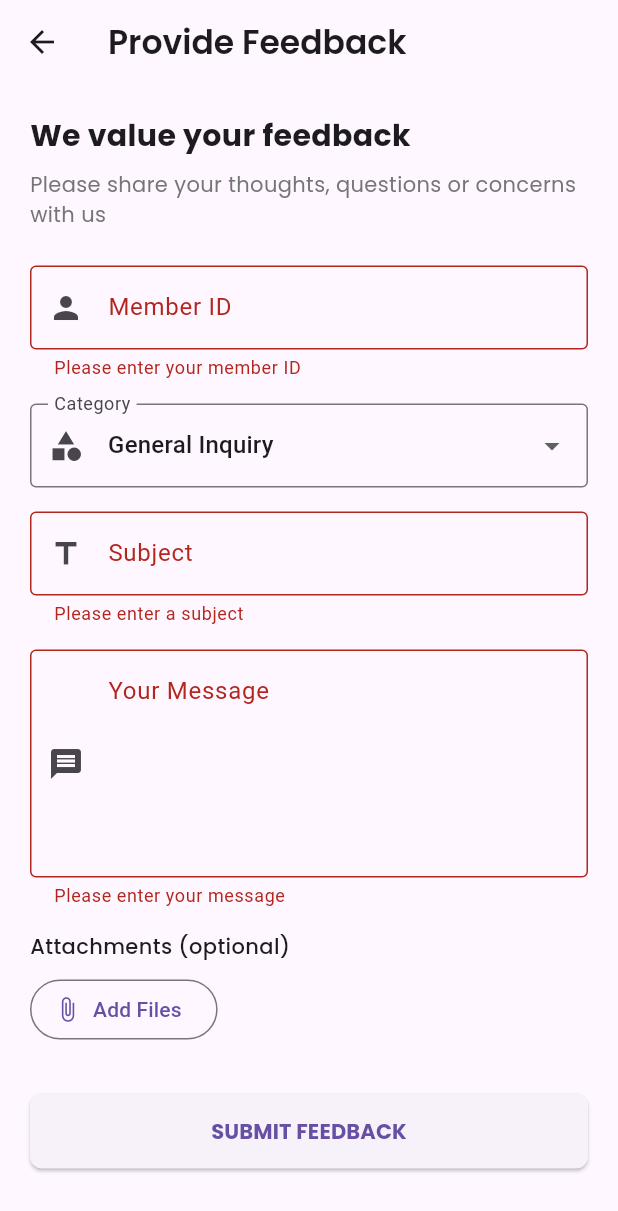
After one commit to TINOZOERAMONA/smartsacco, a Flutter app: the SaccoFeedbackPage screen opened directly, after a tap on "SUBMIT FEEDBACK", on a phone screen of 412 x 824 dp. The commit adds this screen. Shown: the top 1211 px of the screen. Run offline on Flutter 3.47's test engine with Material 3 defaults, Android fonts, the phone set to English and light mode, and no system bars; our stand-ins replace cloud_firestore, file_picker, firebase_auth, firebase_core, flutter_svg, flutter_tts and 5 more; missing offline and left inert: universal_html; accounts and stored records are empty.

Commit message:
added feedback from member

```diff
--- a/lib/models/paymenthistory.dart
+++ b/lib/models/paymenthistory.dart
@@ -1,5 +1,9 @@
+// ignore_for_file: deprecated_member_use, use_build_context_synchronously
+
 import 'package:flutter/material.dart';
-import 'package:smartloan_sacco/models/deposit_model.dart';
+import 'package:smartsacco/models/depositmodel.dart';
+
+
 
 class PaymentHistoryPage extends StatefulWidget {
   const PaymentHistoryPage({super.key});
--- /dev/null
+++ b/lib/pages/feedback.dart
@@ -0,0 +1,260 @@
+// ignore_for_file: use_build_context_synchronously
+
+import 'package:flutter/material.dart';
+import 'package:file_picker/file_picker.dart';
+import 'package:google_fonts/google_fonts.dart';
+
+enum FeedbackCategory {
+  general,
+  account,
+  loan,
+  shares,
+  complaint,
+  suggestion
+}
+
+class SaccoFeedbackPage extends StatefulWidget {
+  const SaccoFeedbackPage({super.key});
+
+  @override
+  State<SaccoFeedbackPage> createState() => _SaccoFeedbackPageState();
+}
+
+class _SaccoFeedbackPageState extends State<SaccoFeedbackPage> {
+  final _formKey = GlobalKey<FormState>();
+  final _subjectController = TextEditingController();
+  final _messageController = TextEditingController();
+  final _memberIdController = TextEditingController();
+  FeedbackCategory _selectedCategory = FeedbackCategory.general;
+  bool _isSubmitting = false;
+  final List<PlatformFile> _attachments = [];
+
+  @override
+  void dispose() {
+    _subjectController.dispose();
+    _messageController.dispose();
+    _memberIdController.dispose();
+    super.dispose();
+  }
+
+  Future<void> _pickFiles() async {
+    try {
+      final result = await FilePicker.platform.pickFiles(
+        allowMultiple: true,
+        type: FileType.custom,
+        allowedExtensions: ['pdf', 'doc', 'docx', 'jpg', 'png', 'jpeg'],
+      );
+
+      if (result != null) {
+        setState(() => _attachments.addAll(result.files));
+      }
+    } catch (e) {
+      ScaffoldMessenger.of(context).showSnackBar(
+        SnackBar(content: Text('Error selecting files: $e')),
+      );
+    }
+  }
+
+  Future<void> _submitFeedback() async {
+    if (!_formKey.currentState!.validate()) return;
+
+    setState(() => _isSubmitting = true);
+
+    try {
+      // Simulate network delay
+      await Future.delayed(const Duration(seconds: 2));
+
+      ScaffoldMessenger.of(context).showSnackBar(
+        const SnackBar(content: Text('Feedback submitted successfully!')),
+      );
+      _clearForm();
+    } catch (e) {
+      ScaffoldMessenger.of(context).showSnackBar(
+        SnackBar(content: Text('Error submitting feedback: $e')),
+      );
+    } finally {
+      setState(() => _isSubmitting = false);
+    }
+  }
+
+  void _clearForm() {
+    _subjectController.clear();
+    _messageController.clear();
+    setState(() {
+      _selectedCategory = FeedbackCategory.general;
+      _attachments.clear();
+    });
+  }
+
+  @override
+  Widget build(BuildContext context) {
+    return Scaffold(
+      appBar: AppBar(
+        title: Text(
+          'Provide Feedback',
+          style: GoogleFonts.poppins(
+            fontWeight: FontWeight.w600,
+          ),
+        ),
+      ),
+      body: SingleChildScrollView(
+        padding: const EdgeInsets.all(20),
+        child: Form(
+          key: _formKey,
+          child: Column(
+            crossAxisAlignment: CrossAxisAlignment.start,
+            children: [
+              Text(
+                'We value your feedback',
+                style: GoogleFonts.poppins(
+                  fontSize: 20,
+                  fontWeight: FontWeight.bold,
+                ),
+              ),
+              const SizedBox(height: 8),
+              Text(
+                'Please share your thoughts, questions or concerns with us',
+                style: GoogleFonts.poppins(
+                  color: Colors.grey[600],
+                ),
+              ),
+              const SizedBox(height: 24),
+              TextFormField(
+                controller: _memberIdController,
+                decoration: const InputDecoration(
+                  labelText: 'Member ID',
+                  prefixIcon: Icon(Icons.person),
+                  border: OutlineInputBorder(),
+                ),
+                validator: (value) {
+                  if (value == null || value.isEmpty) {
+                    return 'Please enter your member ID';
+                  }
+                  return null;
+                },
+              ),
+              const SizedBox(height: 16),
+              DropdownButtonFormField<FeedbackCategory>(
+                value: _selectedCategory,
+                decoration: const InputDecoration(
+                  labelText: 'Category',
+                  prefixIcon: Icon(Icons.category),
+                  border: OutlineInputBorder(),
+                ),
+                items: FeedbackCategory.values.map((category) {
+                  return DropdownMenuItem(
+                    value: category,
+                    child: Text(_formatCategoryName(category)),
+                  );
+                }).toList(),
+                onChanged: (value) {
+                  if (value != null) {
+                    setState(() => _selectedCategory = value);
+                  }
+                },
+              ),
+              const SizedBox(height: 16),
+              TextFormField(
+                controller: _subjectController,
+                decoration: const InputDecoration(
+                  labelText: 'Subject',
+                  prefixIcon: Icon(Icons.title),
+                  border: OutlineInputBorder(),
+                ),
+                validator: (value) {
+                  if (value == null || value.isEmpty) {
+                    return 'Please enter a subject';
+                  }
+                  return null;
+                },
+              ),
+              const SizedBox(height: 16),
+              TextFormField(
+                controller: _messageController,
+                decoration: const InputDecoration(
+                  labelText: 'Your Message',
+                  prefixIcon: Icon(Icons.message),
+                  border: OutlineInputBorder(),
+                  alignLabelWithHint: true,
+                ),
+                maxLines: 5,
+                validator: (value) {
+                  if (value == null || value.isEmpty) {
+                    return 'Please enter your message';
+                  }
+                  if (value.length < 20) {
+                    return 'Please provide more details (at least 20 characters)';
+                  }
+                  return null;
+                },
+              ),
+              const SizedBox(height: 16),
+              Text(
+                'Attachments (optional)',
+                style: GoogleFonts.poppins(
+                  fontWeight: FontWeight.w500,
+                ),
+              ),
+              const SizedBox(height: 8),
+              OutlinedButton.icon(
+                icon: const Icon(Icons.attach_file),
+                label: const Text('Add Files'),
+                onPressed: _pickFiles,
+              ),
+              if (_attachments.isNotEmpty) ...[
+                const SizedBox(height: 8),
+                Wrap(
+                  spacing: 8,
+                  runSpacing: 8,
+                  children: _attachments.map((file) => Chip(
+                    label: Text(file.name),
+                    deleteIcon: const Icon(Icons.close, size: 18),
+                    onDeleted: () => setState(() => _attachments.remove(file)),
+                  )).toList(),
+                ),
+              ],
+              const SizedBox(height: 32),
+              SizedBox(
+                width: double.infinity,
+                height: 50,
+                child: ElevatedButton(
+                  onPressed: _isSubmitting ? null : _submitFeedback,
+                  style: ElevatedButton.styleFrom(
+                    shape: RoundedRectangleBorder(
+                      borderRadius: BorderRadius.circular(8),
+                    ),
+                  ),
+                  child: _isSubmitting
+                      ? const CircularProgressIndicator()
+                      : Text(
+                          'SUBMIT FEEDBACK',
+                          style: GoogleFonts.poppins(
+                            fontWeight: FontWeight.bold,
+                          ),
+                        ),
+                ),
+              ),
+            ],
+          ),
+        ),
+      ),
+    );
+  }
+
+  String _formatCategoryName(FeedbackCategory category) {
+    switch (category) {
+      case FeedbackCategory.general:
+        return 'General Inquiry';
+      case FeedbackCategory.account:
+        return 'Account Issue';
+      case FeedbackCategory.loan:
+        return 'Loan Service';
+      case FeedbackCategory.shares:
+        return 'Shares & Dividends';
+      case FeedbackCategory.complaint:
+        return 'Complaint';
+      case FeedbackCategory.suggestion:
+        return 'Suggestion';
+    }
+  }
+}
--- a/lib/pages/register.dart
+++ b/lib/pages/register.dart
@@ -1,3 +1,5 @@
+// ignore_for_file: use_build_context_synchronously
+
 import 'package:flutter/material.dart';
 import 'package:logging/logging.dart';
 import 'package:smartsacco/services/auth.dart';
--- a/lib/pages/voicelogin.dart
+++ b/lib/pages/voicelogin.dart
@@ -1,3 +1,5 @@
+// ignore_for_file: use_build_context_synchronously
+
 import 'package:flutter/material.dart';
 import 'package:flutter_tts/flutter_tts.dart';
 import 'package:speech_to_text/speech_to_text.dart' as stt;
--- a/pubspec.yaml
+++ b/pubspec.yaml
@@ -37,7 +37,7 @@ dependencies:
   syncfusion_flutter_datepicker: ^29.2.11
   intl: ^0.18.1
   table_calendar: ^3.0.9
-  logging: ^1.2.0
+  logging: ^1.1.0
   shared_preferences: ^2.2.0
   speech_to_text: any
   flutter_tts: ^3.7.0
@@ -46,6 +46,10 @@ dependencies:
   cloud_firestore: 5.6.9
   firebase_core: ^3.15.0
   firebase_storage: 12.4.8
+  path_provider: ^2.1.5
+  universal_html: 2.2.3
+  http: 1.4.0
+  file_picker: ^10.2.0
 
 
 
```
Also changed, not shown: lib/main.dart (+4 -7 lines), lib/models/momopayment.dart (+23 -8 lines), lib/pages/member_dashboard.dart (+7 -7 lines), lib/pages/voiceregister.dart (+16 -6 lines), lib/pages/voicewelcome.dart (+1 -8 lines), lib/services/momoservices.dart (+31 -21 lines), pubspec.lock, 1 other file.
